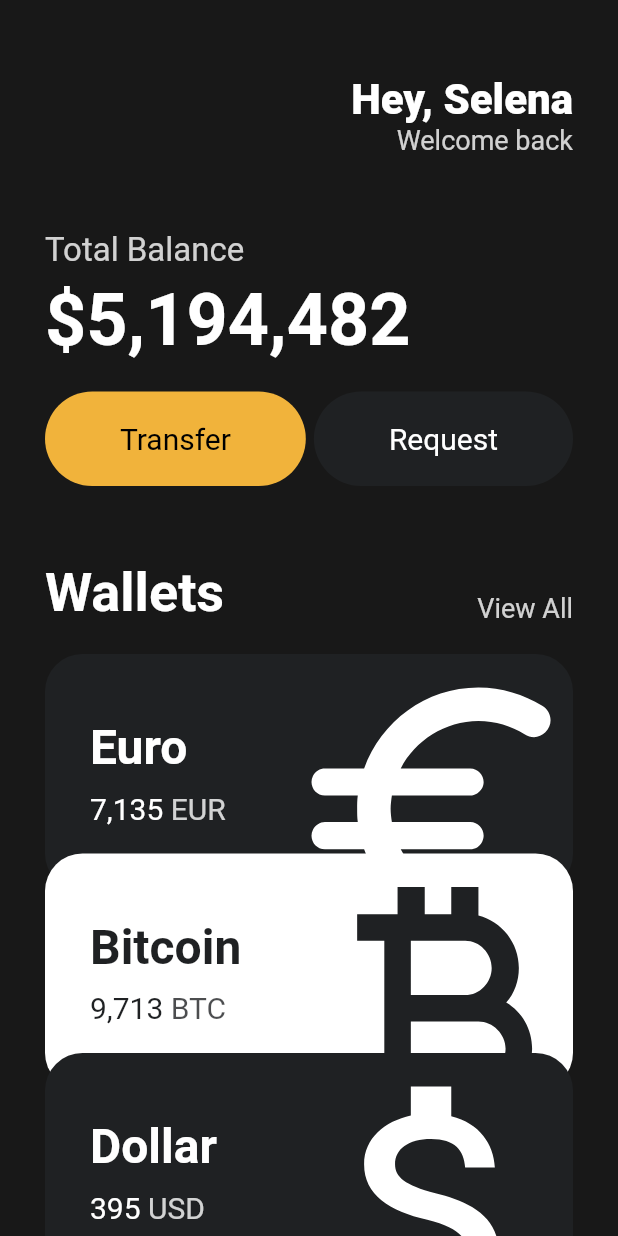
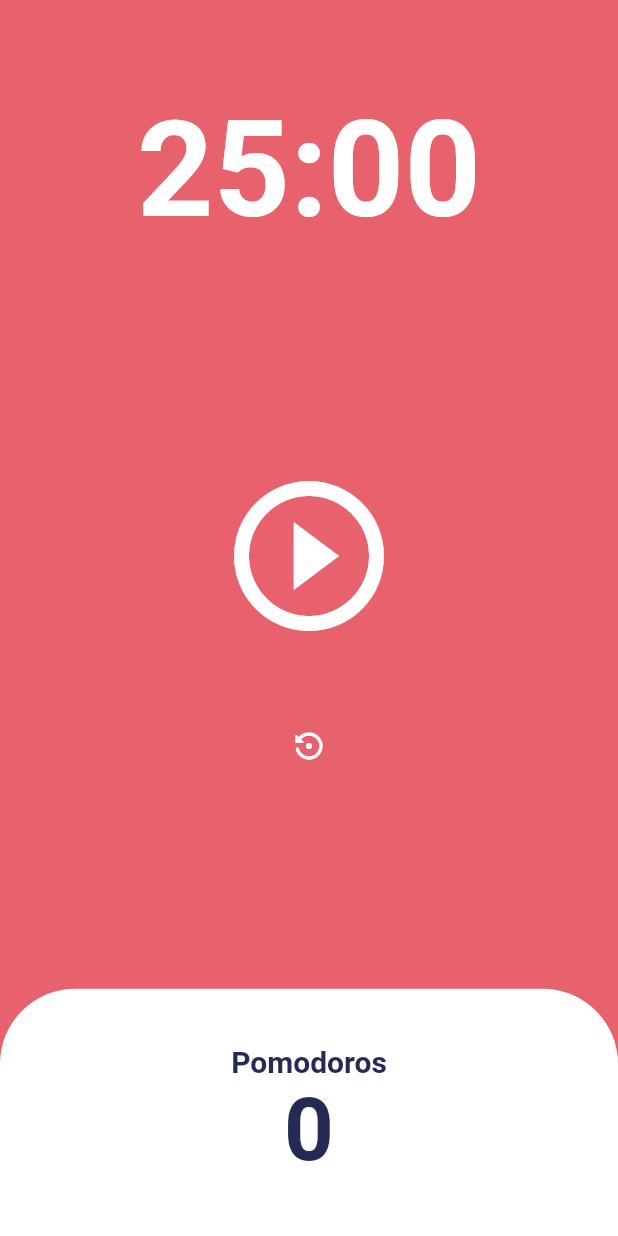
Before and after one commit to cyberprophet/toonflix, a Flutter app: the screen it shows after launch, on a phone screen of 412 x 824 dp. Run offline on Flutter 3.47's test engine with Material 2 defaults, Android fonts, the phone set to English and light mode, and no system bars.

Commit message:
implement PomodoroTimer

```diff
--- a/lib/main.dart
+++ b/lib/main.dart
@@ -1,148 +1,30 @@
 import 'package:flutter/material.dart';
-import 'package:toonflix/widgets/currency_card.dart';
-
-import 'widgets/button.dart';
+import 'package:toonflix/screens/home_screen.dart';
 
 void main() {
   runApp(const App());
 }
 
 class App extends StatelessWidget {
-  const App({super.key});
-
   @override
   Widget build(BuildContext context) {
     return MaterialApp(
-      home: Scaffold(
-        backgroundColor: const Color(0xFF181818),
-        body: SingleChildScrollView(
-          child: Padding(
-            padding: const EdgeInsets.symmetric(horizontal: 30),
-            child: Column(
-              crossAxisAlignment: CrossAxisAlignment.start,
-              children: [
-                const SizedBox(
-                  height: 50,
-                ),
-                Row(
-                  mainAxisAlignment: MainAxisAlignment.end,
-                  children: [
-                    Column(
-                      crossAxisAlignment: CrossAxisAlignment.end,
-                      children: [
-                        const Text(
-                          'Hey, Selena',
-                          style: TextStyle(
-                            color: Colors.white,
-                            fontSize: 28,
-                            fontWeight: FontWeight.w800,
-                          ),
-                        ),
-                        Text(
-                          'Welcome back',
-                          style: TextStyle(
-                            color: Colors.white.withOpacity(0.8),
-                            fontSize: 18,
-                          ),
-                        ),
-                      ],
-                    )
-                  ],
-                ),
-                const SizedBox(
-                  height: 50,
-                ),
-                Text(
-                  'Total Balance',
-                  style: TextStyle(
-                    color: Colors.white.withOpacity(0.8),
-                    fontSize: 22,
-                  ),
-                ),
-                const SizedBox(
-                  height: 5,
-                ),
-                const Text(
-                  '\$5,194,482',
-                  style: TextStyle(
-                      fontSize: 48,
-                      fontWeight: FontWeight.w600,
-                      color: Colors.white),
-                ),
-                const SizedBox(
-                  height: 20,
-                ),
-                Row(
-                  mainAxisAlignment: MainAxisAlignment.spaceBetween,
-                  children: const [
-                    Button(
-                      text: 'Transfer',
-                      bgColor: Color(0xFFF1B33B),
-                      textColor: Colors.black,
-                    ),
-                    Button(
-                      text: 'Request',
-                      bgColor: Color(0xFF1F2123),
-                      textColor: Colors.white,
-                    )
-                  ],
-                ),
-                const SizedBox(
-                  height: 50,
-                ),
-                Row(
-                  crossAxisAlignment: CrossAxisAlignment.end,
-                  mainAxisAlignment: MainAxisAlignment.spaceBetween,
-                  children: [
-                    const Text(
-                      'Wallets',
-                      style: TextStyle(
-                        color: Colors.white,
-                        fontSize: 36,
-                        fontWeight: FontWeight.w600,
-                      ),
-                    ),
-                    Text(
-                      'View All',
-                      style: TextStyle(
-                        color: Colors.white.withOpacity(0.8),
-                        fontSize: 18,
-                      ),
-                    )
-                  ],
-                ),
-                const SizedBox(
-                  height: 20,
-                ),
-                const CurrencyCard(
-                  name: 'Euro',
-                  code: 'EUR',
-                  amount: '7,135',
-                  icon: Icons.euro_rounded,
-                  isInverted: false,
-                  dy: 0,
-                ),
-                const CurrencyCard(
-                  name: 'Bitcoin',
-                  code: 'BTC',
-                  amount: '9,713',
-                  icon: Icons.currency_bitcoin,
-                  isInverted: true,
-                  dy: 25,
-                ),
-                const CurrencyCard(
-                  name: 'Dollar',
-                  code: 'USD',
-                  amount: '395',
-                  icon: Icons.attach_money_outlined,
-                  isInverted: false,
-                  dy: 50,
-                )
-              ],
-            ),
+      theme: ThemeData(
+        textTheme: const TextTheme(
+          displayLarge: TextStyle(
+            color: Color(0xFF232B55),
           ),
         ),
+        scaffoldBackgroundColor: bgColor,
+      ),
+      home: const Scaffold(
+        backgroundColor: Color(0xFFF4EDDB),
+        body: HomeScreen(),
       ),
     );
   }
+
+  const App({super.key});
+
+  final bgColor = const Color(0xFFE7626C);
 }
--- /dev/null
+++ b/lib/screens/home_screen.dart
@@ -0,0 +1,163 @@
+import 'dart:async';
+
+import 'package:flutter/foundation.dart';
+import 'package:flutter/material.dart';
+
+class HomeScreen extends StatefulWidget {
+  const HomeScreen({super.key});
+
+  @override
+  State<HomeScreen> createState() => _HomeScreenState();
+}
+
+class _HomeScreenState extends State<HomeScreen> {
+  @override
+  Widget build(BuildContext context) {
+    return Scaffold(
+      backgroundColor: Theme.of(context).scaffoldBackgroundColor,
+      body: Column(
+        children: [
+          Flexible(
+            flex: 1,
+            child: Container(
+              alignment: Alignment.bottomCenter,
+              child: Text(
+                format(totalSeconds),
+                style: TextStyle(
+                  color: Theme.of(context).cardColor,
+                  fontSize: 89,
+                  fontWeight: FontWeight.w600,
+                ),
+              ),
+            ),
+          ),
+          Flexible(
+            flex: 3,
+            child: Column(
+              mainAxisAlignment: MainAxisAlignment.center,
+              children: [
+                IconButton(
+                  iconSize: 120,
+                  color: Theme.of(context).cardColor,
+                  onPressed: isRunning ? onPausePressed : onStartPressed,
+                  icon: Icon(isRunning
+                      ? Icons.pause_circle_outline
+                      : Icons.play_circle_outline),
+                ),
+                const SizedBox(
+                  height: 35,
+                ),
+                IconButton(
+                  onPressed: onResetPressed,
+                  color: Theme.of(context).cardColor,
+                  icon: const Icon(Icons.settings_backup_restore_rounded),
+                )
+              ],
+            ),
+          ),
+          Flexible(
+            flex: 1,
+            child: Row(
+              children: [
+                Expanded(
+                  child: Container(
+                    decoration: BoxDecoration(
+                      color: Theme.of(context).cardColor,
+                      borderRadius: const BorderRadius.only(
+                        topLeft: Radius.circular(50),
+                        topRight: Radius.circular(50),
+                      ),
+                    ),
+                    child: Column(
+                        mainAxisAlignment: MainAxisAlignment.center,
+                        children: [
+                          Text(
+                            'Pomodoros',
+                            style: TextStyle(
+                              fontSize: 20,
+                              color: Theme.of(context)
+                                  .textTheme
+                                  .displayLarge
+                                  ?.color,
+                              fontWeight: FontWeight.w600,
+                            ),
+                          ),
+                          Text(
+                            '$totalPomodoros',
+                            style: TextStyle(
+                                fontSize: 58,
+                                fontWeight: FontWeight.w600,
+                                color: Theme.of(context)
+                                    .textTheme
+                                    .displayLarge
+                                    ?.color),
+                          ),
+                        ]),
+                  ),
+                ),
+              ],
+            ),
+          )
+        ],
+      ),
+    );
+  }
+
+  void onResetPressed() {
+    setState(() {
+      isRunning = false;
+      totalSeconds = twentyFiveMinutes;
+    });
+    timer.cancel();
+  }
+
+  void onPausePressed() {
+    setState(() {
+      isRunning = false;
+    });
+    timer.cancel();
+  }
+
+  void onStartPressed() {
+    timer = Timer.periodic(
+      const Duration(
+        seconds: 1,
+      ),
+      onTick,
+    );
+    isRunning = true;
+  }
+
+  void onTick(Timer timer) {
+    if (totalSeconds == 0) {
+      setState(() {
+        totalPomodoros += 1;
+        isRunning = false;
+        totalSeconds = twentyFiveMinutes;
+      });
+      timer.cancel();
+    } else {
+      setState(() {
+        totalSeconds -= 1;
+      });
+    }
+  }
+
+  String format(int seconds) {
+    var duration = Duration(
+      seconds: seconds,
+    );
+    if (kDebugMode) {
+      print(duration);
+    }
+    return duration.toString().substring(2, 7);
+  }
+
+  static const twentyFiveMinutes = 1500;
+
+  late Timer timer;
+
+  int totalPomodoros = 0;
+  int totalSeconds = twentyFiveMinutes;
+  bool isRunning = false;
+}
```
Also changed, not shown: lib/widgets/wallet.dart (added, +144 -0 lines).
